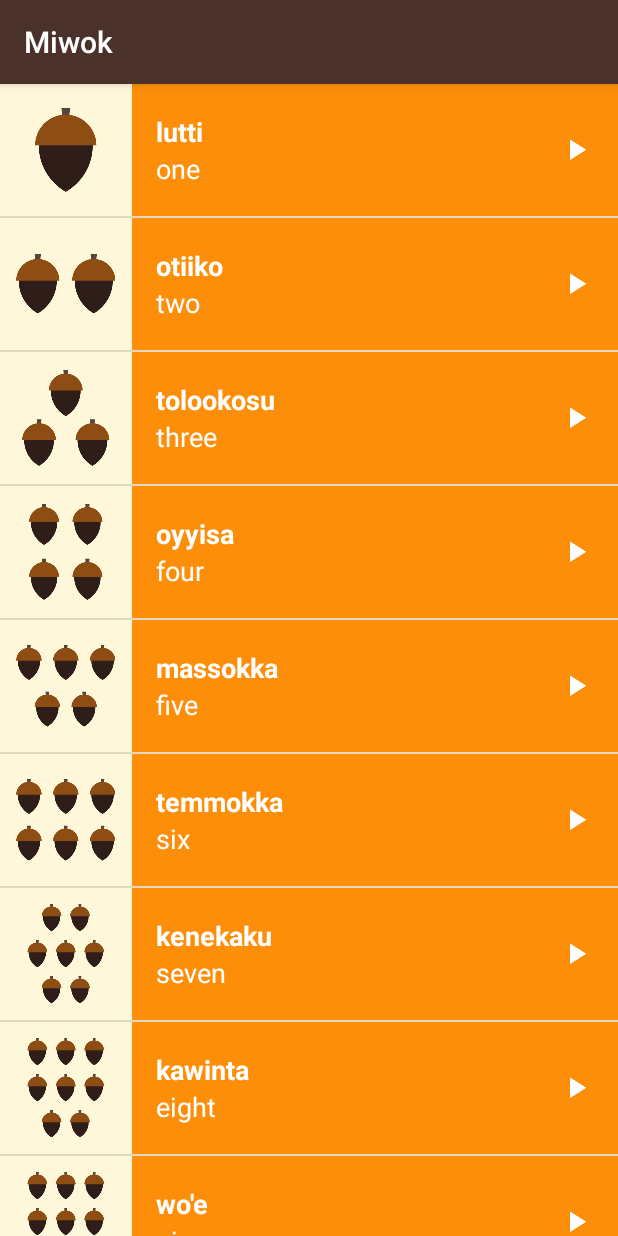
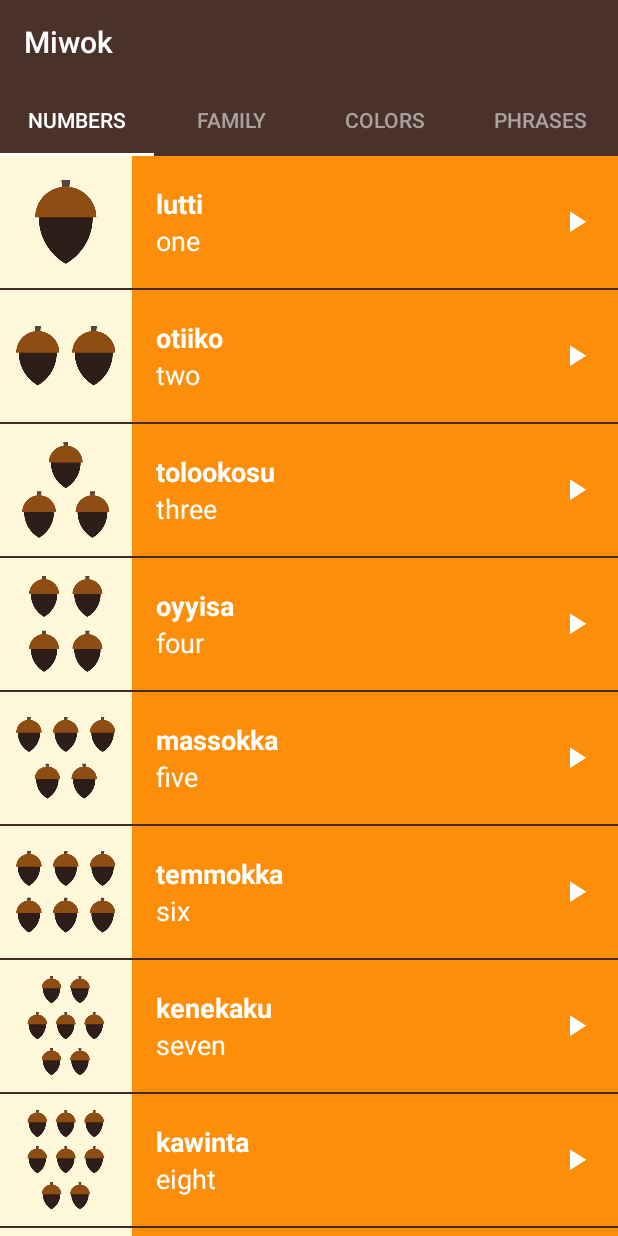
Before and after one commit to AlexanderTopchiy/udacity-miwok-app, an Android app: the screen it shows after launch (MainActivity), on a phone screen of 412 x 824 dp. Run offline under Robolectric (Android 15) with nearby library versions, the phone set to English and light mode, and no system bars.

Commit message:
Added tabs with category names

```diff
--- a/app/src/main/java/com/example/android/miwok/CategoryAdapter.java
+++ b/app/src/main/java/com/example/android/miwok/CategoryAdapter.java
@@ -1,5 +1,6 @@
 package com.example.android.miwok;
 
+import android.content.Context;
 import android.support.v4.app.Fragment;
 import android.support.v4.app.FragmentManager;
 import android.support.v4.app.FragmentPagerAdapter;
@@ -9,8 +10,11 @@ import android.support.v4.app.FragmentPagerAdapter;
  */
 public class CategoryAdapter extends FragmentPagerAdapter {
 
-    public CategoryAdapter(FragmentManager fm) {
+    private Context mContext;
+
+    public CategoryAdapter(Context context, FragmentManager fm) {
         super(fm);
+        mContext = context;
     }
 
     @Override
@@ -30,6 +34,22 @@ public class CategoryAdapter extends FragmentPagerAdapter {
     }
 
     @Override
+    public CharSequence getPageTitle(int position) {
+        switch (position) {
+            case 0:
+                return mContext.getString(R.string.category_numbers);
+            case 1:
+                return mContext.getString(R.string.category_family);
+            case 2:
+                return mContext.getString(R.string.category_colors);
+            case 3:
+                return mContext.getString(R.string.category_phrases);
+            default:
+                return null;
+        }
+    }
+
+    @Override
     public int getCount() {
         return 4;
     }
--- a/app/src/main/java/com/example/android/miwok/MainActivity.java
+++ b/app/src/main/java/com/example/android/miwok/MainActivity.java
@@ -15,13 +15,10 @@
  */
 package com.example.android.miwok;
 
-import android.app.Activity;
-import android.content.Intent;
 import android.os.Bundle;
+import android.support.design.widget.TabLayout;
 import android.support.v4.view.ViewPager;
 import android.support.v7.app.AppCompatActivity;
-import android.view.View;
-import android.widget.TextView;
 
 public class MainActivity extends AppCompatActivity {
 
@@ -36,9 +33,13 @@ public class MainActivity extends AppCompatActivity {
         ViewPager viewPager = (ViewPager) findViewById(R.id.viewpager);
 
         // Create an adapter that knows which fragment should be shown on each page
-        CategoryAdapter adapter = new CategoryAdapter(getSupportFragmentManager());
+        CategoryAdapter adapter = new CategoryAdapter(this, getSupportFragmentManager());
 
         // Set the adapter onto the view pager
         viewPager.setAdapter(adapter);
+
+        // Give the TabLayout the ViewPager
+        TabLayout tabLayout = (TabLayout) findViewById(R.id.tabs);
+        tabLayout.setupWithViewPager(viewPager);
     }
 }
--- a/app/src/main/res/layout/activity_main.xml
+++ b/app/src/main/res/layout/activity_main.xml
@@ -18,9 +18,15 @@
     xmlns:tools="http://schemas.android.com/tools"
     android:layout_width="match_parent"
     android:layout_height="match_parent"
-    android:background="@color/tan_background"
+    android:background="@color/primary_color"
     android:orientation="vertical"
     tools:context="com.example.android.miwok.MainActivity">
+
+    <android.support.design.widget.TabLayout
+        android:id="@+id/tabs"
+        style="@style/CategoryTab"
+        android:layout_width="match_parent"
+        android:layout_height="wrap_content" />
 
     <android.support.v4.view.ViewPager
         android:id="@+id/viewpager"
--- a/app/src/main/res/values/strings.xml
+++ b/app/src/main/res/values/strings.xml
@@ -26,5 +26,5 @@
     <string name="category_numbers">Numbers</string>
 
     <!-- Category name for the vocabulary words for family members [CHAR LIMIT=20] -->
-    <string name="category_family">Family Members</string>
+    <string name="category_family">Family</string>
 </resources>
--- a/app/src/main/res/values/styles.xml
+++ b/app/src/main/res/values/styles.xml
@@ -13,21 +13,29 @@
      limitations under the License.
 -->
 <resources>
-
     <!-- Base application theme. -->
     <style name="AppTheme" parent="Theme.AppCompat.Light.DarkActionBar">
         <item name="colorPrimary">@color/primary_color</item>
         <item name="colorPrimaryDark">@color/primary_dark_color</item>
+        <item name="actionBarStyle">@style/MiwokAppBarStyle</item>
+        <item name="android:windowContentOverlay">@null</item>
     </style>
 
-    <!-- Style for a category of vocabulary words -->
-    <style name="CategoryStyle">
-        <item name="android:layout_width">match_parent</item>
-        <item name="android:layout_height">@dimen/list_item_height</item>
-        <item name="android:gravity">center_vertical</item>
-        <item name="android:padding">16dp</item>
-        <item name="android:textColor">@android:color/white</item>
-        <item name="android:textStyle">bold</item>
-        <item name="android:textAppearance">?android:textAppearanceMedium</item>
+    <!-- App bar style -->
+    <style name="MiwokAppBarStyle" parent="Widget.AppCompat.Light.ActionBar.Solid.Inverse">
+    <!-- Remove the shadow below the app bar -->
+        <item name="elevation">0dp</item>
+    </style>
+
+    <!-- Style for a tab that displays a category name -->
+    <style name="CategoryTab" parent="Widget.Design.TabLayout">
+        <item name="tabIndicatorColor">@android:color/white</item>
+        <item name="tabSelectedTextColor">@android:color/white</item>
+        <item name="tabTextAppearance">@style/CategoryTabTextAppearance</item>
+    </style>
+
+    <!-- Text appearance style for a category tab -->
+    <style name="CategoryTabTextAppearance" parent="TextAppearance.Design.Tab">
+        <item name="android:textColor">#A8A19E</item>
     </style>
 </resources>
```
